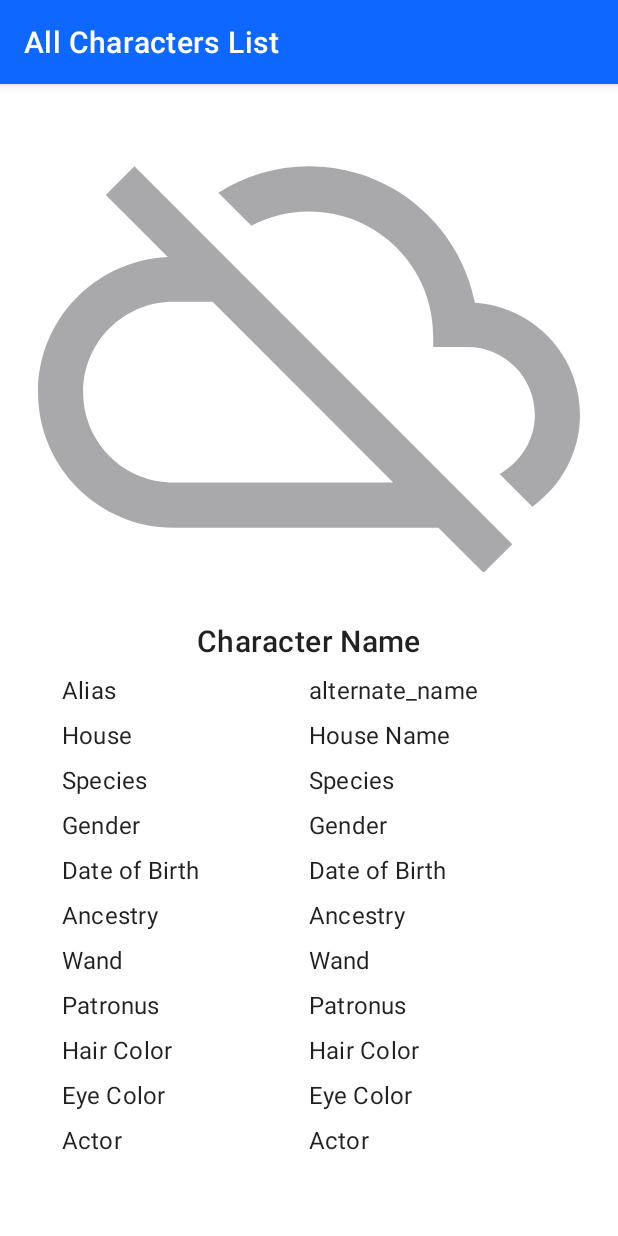
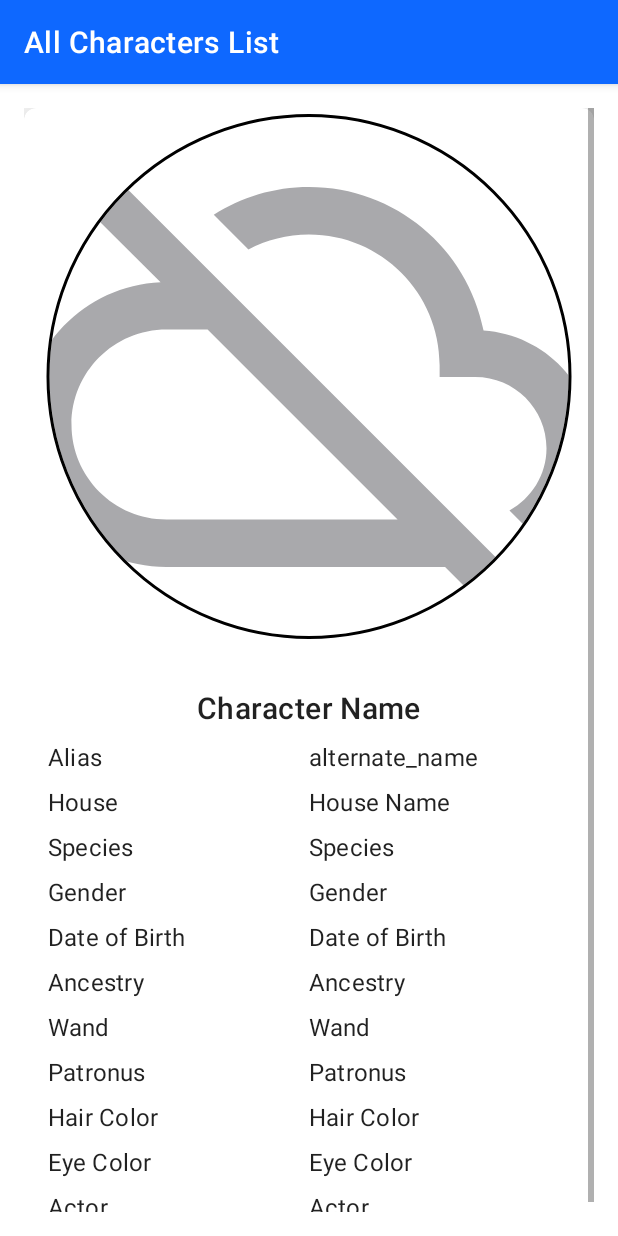
Before and after one commit to wanyoike-dennis/PorterApi, an Android app: the fragment Details placed in its activity, on a phone screen of 412 x 824 dp. Run offline under Robolectric (Android 15) with nearby library versions, the phone set to English and light mode, and no system bars; our stand-ins replace CircleImageView, navigation-ui; network calls fail; pictures from the network do not load; 14 statements that could not run were skipped.

Commit message:
ui improvements

```diff
--- a/app/build.gradle
+++ b/app/build.gradle
@@ -50,12 +50,16 @@ dependencies {
     androidTestImplementation 'androidx.test.ext:junit:1.1.5'
     androidTestImplementation 'androidx.test.espresso:espresso-core:3.5.1'
 
+
+    //circular imageview
+    implementation 'de.hdodenhof:circleimageview:3.1.0'
+
     //navigation
     implementation "androidx.navigation:navigation-fragment-ktx:2.5.3"
     implementation "androidx.navigation:navigation-ui-ktx:2.5.3"
 
     // view-model
-    implementation("androidx.lifecycle:lifecycle-viewmodel-ktx:2.6.0")
+    implementation("androidx.lifecycle:lifecycle-viewmodel-ktx:2.6.1")
     implementation("androidx.lifecycle:lifecycle-livedata-ktx:2.6.1")
 
     //Retrofit and converter
--- a/app/src/main/java/com/dennis/porterapi/ui/Home.kt
+++ b/app/src/main/java/com/dennis/porterapi/ui/Home.kt
@@ -45,6 +45,14 @@ class Home : Fragment() {
         binding?.recyclerListCharacters?.adapter = adapter
 
 
+        viewModel.isLoading.observe(this.viewLifecycleOwner){
+            isLoading ->
+            binding?.progressBar?.visibility =
+                if (isLoading)
+                    View.VISIBLE
+                else
+                    View.GONE
+        }
         if (isNetworkAvailable()) {
             viewModel.characters.observe(this.viewLifecycleOwner) { characters ->
                 characters.let {
--- a/app/src/main/java/com/dennis/porterapi/viewmodel/CharactersViewModel.kt
+++ b/app/src/main/java/com/dennis/porterapi/viewmodel/CharactersViewModel.kt
@@ -16,13 +16,17 @@ class CharactersViewModel : ViewModel() {
     private val _charactersInHouse = MutableLiveData<ArrayList<Characters>>()
     val charactersInHouse : LiveData<ArrayList<Characters>> =  _charactersInHouse
 
+     val isLoading = MutableLiveData<Boolean>()
+
     private fun fetchAllCharacters(){
         viewModelScope.launch {
-                val response = PotterApi.retrofitService.getAllCharacters()
-
+            isLoading.value = true
+            val response = PotterApi.retrofitService.getAllCharacters()
             if (response.isSuccessful){
                 _characters.value = response.body()
                 _charactersInHouse.value = response.body()
+                isLoading.value = false
+
 
             }
             else {
--- a/app/src/main/res/layout/fragment_details.xml
+++ b/app/src/main/res/layout/fragment_details.xml
@@ -1,38 +1,42 @@
 <?xml version="1.0" encoding="utf-8"?>
 <ScrollView xmlns:android="http://schemas.android.com/apk/res/android"
+    xmlns:app="http://schemas.android.com/apk/res-auto"
     xmlns:tools="http://schemas.android.com/tools"
     android:layout_width="match_parent"
     android:layout_height="match_parent"
     android:orientation="vertical"
-    android:padding="25dp"
+    android:padding="16dp"
     android:weightSum="1"
     tools:context=".ui.Details">
 
-    <com.google.android.material.card.MaterialCardView
+    <androidx.cardview.widget.CardView
         android:layout_width="match_parent"
         android:layout_height="wrap_content"
+        app:cardCornerRadius="8dp"
+        app:cardElevation="32dp"
         >
 
         <LinearLayout
             android:layout_width="match_parent"
             android:layout_height="wrap_content"
             android:orientation="vertical"
-            >
+            android:paddingTop="4dp">
 
-            <ImageView
+            <de.hdodenhof.circleimageview.CircleImageView
                 android:id="@+id/imageView"
                 android:layout_width="match_parent"
-                android:layout_height="300dp"
-                android:contentDescription="@string/character_image"
-                android:scaleType="centerCrop"
-                android:src="@drawable/ic_baseline_person_24" />
+                android:layout_height="350dp"
+                android:contentDescription="@string/yolo"
+                android:src="@drawable/ic_baseline_person_24"
+                app:civ_border_color="@color/colorTextBlack"
+                app:civ_border_width="2dp" />
 
             <LinearLayout
                 android:layout_width="match_parent"
                 android:layout_height="wrap_content"
                 android:background="@drawable/card_bg"
-                android:padding="16dp"
-                android:orientation="vertical">
+                android:orientation="vertical"
+                android:padding="16dp">
 
                 <TextView
                     android:id="@+id/nameTextView"
@@ -305,5 +309,5 @@
 
         </LinearLayout>
 
-    </com.google.android.material.card.MaterialCardView>
+    </androidx.cardview.widget.CardView>
 </ScrollView>
--- a/app/src/main/res/navigation/nav_graph.xml
+++ b/app/src/main/res/navigation/nav_graph.xml
@@ -84,10 +84,13 @@
         <action
             android:id="@+id/action_searchFragment_to_homePage"
             app:destination="@id/homePage"
-            app:popUpToInclusive="true"
-            app:popUpTo="@id/homePage"/>
+            app:popUpTo="@id/homePage"
+            />
         <action
             android:id="@+id/action_searchFragment_to_details"
-            app:destination="@id/details" />
+            app:destination="@id/details"
+            app:popUpToInclusive="true"
+
+            />
     </fragment>
 </navigation>
--- a/app/src/main/res/values/strings.xml
+++ b/app/src/main/res/values/strings.xml
@@ -30,4 +30,5 @@
     <string name="search_fab">search fab</string>
     <string name="alias">Alias</string>
     <string name="house">House</string>
+    <string name="yolo">Yolo</string>
 </resources>
```
Also changed, not shown: app/src/main/java/com/dennis/porterapi/adapters/CharactersAdapter.kt (+9 -0 lines), app/src/main/res/layout/fragment_home.xml (+16 -2 lines), app/src/main/res/layout/list_item.xml (+18 -4 lines).
